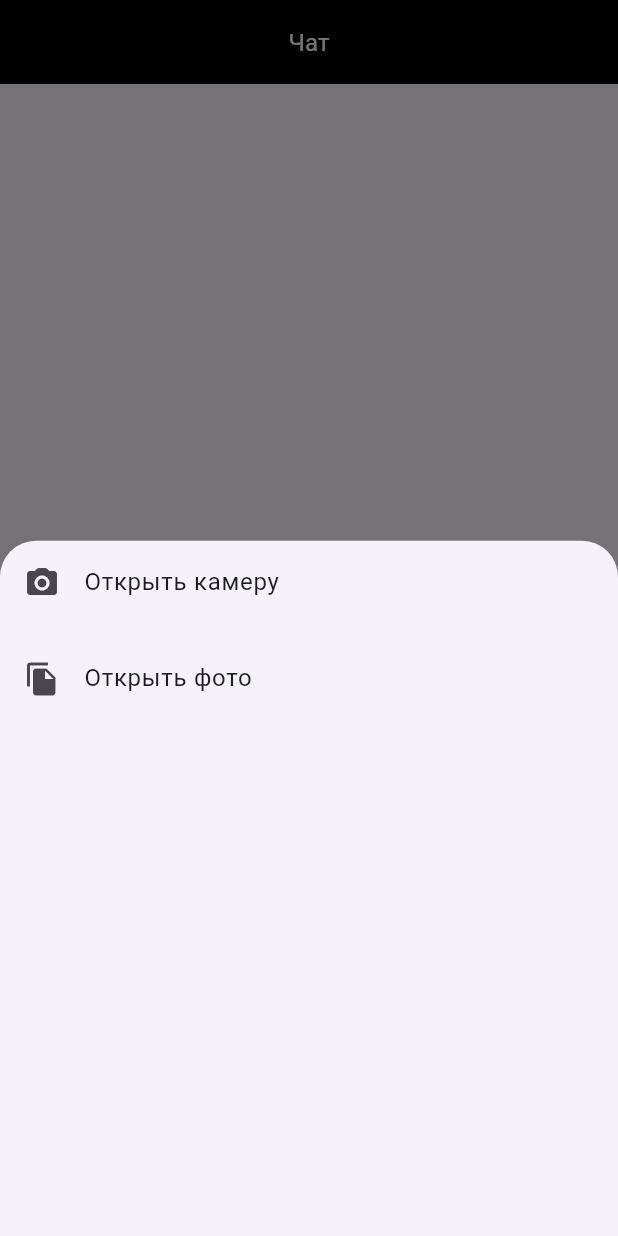
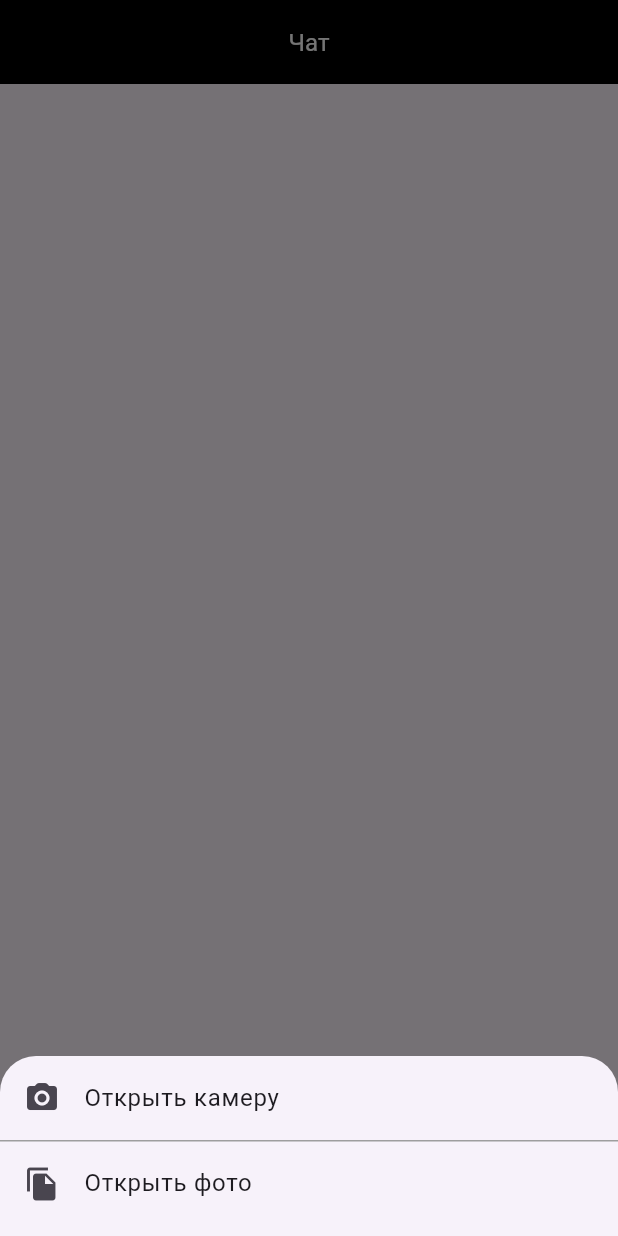
Before and after one commit to zhkhnn/openAi, a Flutter app: the screen it shows after launch, after a tap on the "camera alt" icon, on a phone screen of 412 x 824 dp. Run offline on Flutter 3.47's test engine with Material 3 defaults, Android fonts, the phone set to English and light mode, and no system bars; our stand-ins replace animated_text_kit, another_flushbar, file_picker, flutter_bloc, freezed_annotation, get_it and 2 more; missing offline and left inert: chat_gpt_sdk.

```diff
--- a/lib/bloc/open_ai_state.dart
+++ b/lib/bloc/open_ai_state.dart
@@ -1,6 +1,6 @@
 import 'package:freezed_annotation/freezed_annotation.dart';
 
-import '../domain/message.dart';
+import '../domain/chat_message.dart';
 
 part 'open_ai_state.freezed.dart';
 
@@ -8,10 +8,10 @@ part 'open_ai_state.freezed.dart';
 class OpenAiState with _$OpenAiState {
   const factory OpenAiState({
     @Default(OpenAiInitial()) OpenAiStatus mainStatus,
-    @Default([]) List<Message> messages,
-    Message? request,
+    @Default([]) List<ChatMessage> messages,
+    ChatMessage? request,
     String? errorMessage,
-    @Default(null) Message? response,
+    @Default(null) ChatMessage? response,
   }) = _OpenAiState;
 }
 
--- /dev/null
+++ b/lib/domain/chat_message.dart
@@ -0,0 +1,11 @@
+class ChatMessage {
+  final String text;
+  final String mediaUrl;
+  final bool isUser;
+
+  ChatMessage({
+    required this.text,
+    required this.mediaUrl,
+    required this.isUser,
+  });
+}
--- a/lib/domain/message.dart
+++ /dev/null
@@ -1,6 +0,0 @@
-class Message {
-  final String text;
-  final String mediaUrl;
-
-  Message({required this.text, required this.mediaUrl});
-}
--- a/lib/widgets/media_pop_up.dart
+++ b/lib/widgets/media_pop_up.dart
@@ -25,8 +25,9 @@ class _MediaPopUpState extends State<MediaPopUp> {
             leading: Icon(Icons.camera_alt_rounded),
           ),
         ),
-        const SizedBox(
-          height: 8,
+        const Divider(
+          height: 1,
+          color: Colors.grey,
         ),
         GestureDetector(
           onTap: widget.onFiles,
--- a/pubspec.yaml
+++ b/pubspec.yaml
@@ -45,6 +45,7 @@ dependencies:
   injectable: ^2.5.0
   image_picker: ^1.1.2
   another_flushbar: ^1.12.30
+  animated_text_kit: ^4.2.2
 
 dev_dependencies:
   flutter_test:
```
Also changed, not shown: lib/bloc/open_ai_bloc.dart (+53 -8 lines), lib/domain/open_ai_repository.dart (+24 -13 lines), lib/screen/main_screen.dart (+30 -7 lines), lib/bloc/open_ai_state.freezed.dart, pubspec.lock.
